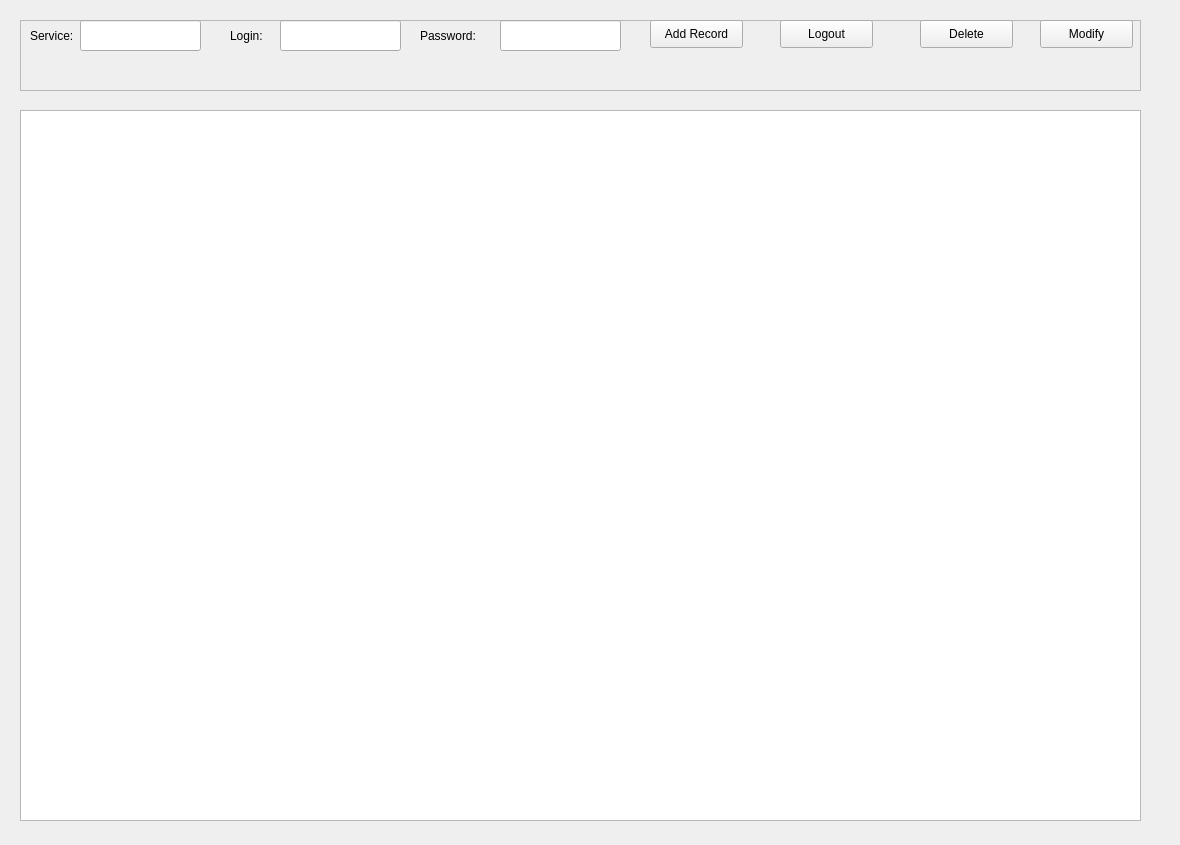
Qt form UI_design/pass_win.ui (XSajmonX/Passwords_Guardian) before a commit.
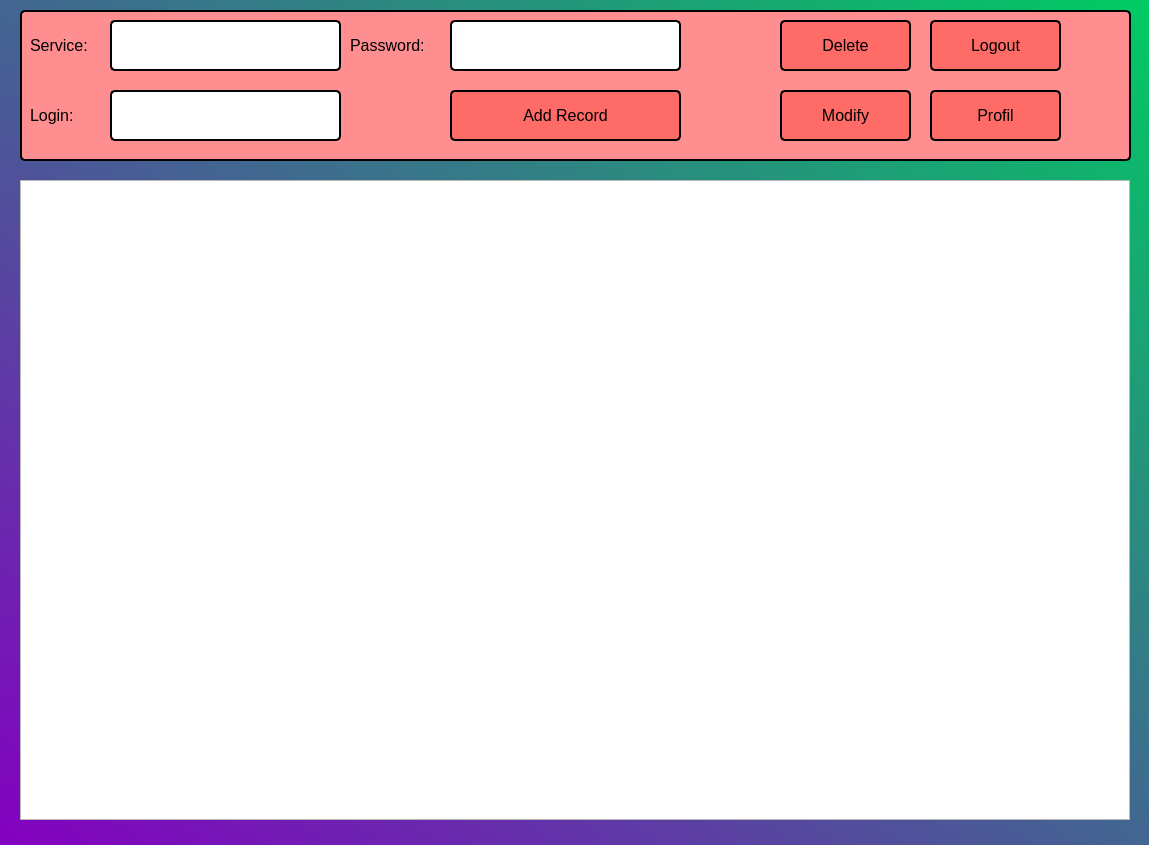
The same form after that commit. Icons and pictures are not drawn.

Patch:
```diff
--- a/UI_design/pass_win.ui
+++ b/UI_design/pass_win.ui
@@ -6,22 +6,58 @@
    <rect>
     <x>0</x>
     <y>0</y>
-    <width>1180</width>
+    <width>1149</width>
     <height>845</height>
    </rect>
   </property>
+  <property name="font">
+   <font>
+    <pointsize>12</pointsize>
+   </font>
+  </property>
   <property name="windowTitle">
-   <string>Dialog</string>
+   <string>Guardian Passwords</string>
+  </property>
+  <property name="windowIcon">
+   <iconset>
+    <normaloff>padlock.ico</normaloff>padlock.ico</iconset>
+  </property>
+  <property name="styleSheet">
+   <string notr="true">QDialog{
+background-color: qlineargradient(spread:pad, x1:0, y1:1, x2:1, y2:0, stop:0 rgba(132, 0, 193, 255), stop:1 rgba(0, 204, 97, 255));
+}</string>
   </property>
   <widget class="QFrame" name="frame">
    <property name="geometry">
     <rect>
      <x>20</x>
-     <y>20</y>
-     <width>1121</width>
-     <height>71</height>
+     <y>10</y>
+     <width>1111</width>
+     <height>151</height>
     </rect>
    </property>
+   <property name="styleSheet">
+    <string notr="true">QFrame#frame{
+	background-color: rgb(255, 142, 144);
+	border: 2px solid black;
+	border-radius: 5px;
+}
+QLineEdit{
+	border: 2px solid black;
+	border-radius: 5px;
+}
+QPushButton:hover{
+	background-color: rgb(206, 34, 34);
+}
+QPushButton:pressed{
+	background-color: rgb(1, 35, 255);
+}
+QPushButton{
+	background-color: rgb(255, 107, 102);
+	border: 2px solid black;
+	border-radius: 5px;
+}</string>
+   </property>
    <property name="frameShape">
     <enum>QFrame::StyledPanel</enum>
    </property>
@@ -32,11 +68,16 @@
     <property name="geometry">
      <rect>
       <x>10</x>
-      <y>0</y>
-      <width>55</width>
+      <y>20</y>
+      <width>81</width>
       <height>31</height>
      </rect>
     </property>
+    <property name="font">
+     <font>
+      <pointsize>12</pointsize>
+     </font>
+    </property>
     <property name="text">
      <string>Service:</string>
     </property>
@@ -44,12 +85,17 @@
    <widget class="QLineEdit" name="new_service">
     <property name="geometry">
      <rect>
-      <x>60</x>
-      <y>0</y>
-      <width>121</width>
-      <height>31</height>
+      <x>90</x>
+      <y>10</y>
+      <width>231</width>
+      <height>51</height>
      </rect>
     </property>
+    <property name="font">
+     <font>
+      <pointsize>12</pointsize>
+     </font>
+    </property>
     <property name="alignment">
      <set>Qt::AlignCenter</set>
     </property>
@@ -57,12 +103,17 @@
    <widget class="QLabel" name="label_2l">
     <property name="geometry">
      <rect>
-      <x>210</x>
-      <y>0</y>
-      <width>71</width>
+      <x>10</x>
+      <y>90</y>
+      <width>61</width>
       <height>31</height>
      </rect>
     </property>
+    <property name="font">
+     <font>
+      <pointsize>12</pointsize>
+     </font>
+    </property>
     <property name="text">
      <string>Login:</string>
     </property>
@@ -70,12 +121,17 @@
    <widget class="QLineEdit" name="new_login">
     <property name="geometry">
      <rect>
-      <x>260</x>
-      <y>0</y>
-      <width>121</width>
-      <height>31</height>
+      <x>90</x>
+      <y>80</y>
+      <width>231</width>
+      <height>51</height>
      </rect>
     </property>
+    <property name="font">
+     <font>
+      <pointsize>12</pointsize>
+     </font>
+    </property>
     <property name="alignment">
      <set>Qt::AlignCenter</set>
     </property>
@@ -83,12 +139,17 @@
    <widget class="QLabel" name="label_3p">
     <property name="geometry">
      <rect>
-      <x>400</x>
-      <y>0</y>
-      <width>91</width>
+      <x>330</x>
+      <y>20</y>
+      <width>101</width>
       <height>31</height>
      </rect>
     </property>
+    <property name="font">
+     <font>
+      <pointsize>12</pointsize>
+     </font>
+    </property>
     <property name="text">
      <string>Password:</string>
     </property>
@@ -96,12 +157,17 @@
    <widget class="QLineEdit" name="new_pass">
     <property name="geometry">
      <rect>
-      <x>480</x>
-      <y>0</y>
-      <width>121</width>
-      <height>31</height>
+      <x>430</x>
+      <y>10</y>
+      <width>231</width>
+      <height>51</height>
      </rect>
     </property>
+    <property name="font">
+     <font>
+      <pointsize>12</pointsize>
+     </font>
+    </property>
     <property name="echoMode">
      <enum>QLineEdit::Password</enum>
     </property>
@@ -112,12 +178,17 @@
    <widget class="QPushButton" name="add_record">
     <property name="geometry">
      <rect>
-      <x>630</x>
-      <y>0</y>
-      <width>93</width>
-      <height>28</height>
+      <x>430</x>
+      <y>80</y>
+      <width>231</width>
+      <height>51</height>
      </rect>
     </property>
+    <property name="font">
+     <font>
+      <pointsize>12</pointsize>
+     </font>
+    </property>
     <property name="text">
      <string>Add Record</string>
     </property>
@@ -131,12 +202,17 @@
    <widget class="QPushButton" name="logout">
     <property name="geometry">
      <rect>
-      <x>760</x>
-      <y>0</y>
-      <width>93</width>
-      <height>28</height>
+      <x>910</x>
+      <y>10</y>
+      <width>131</width>
+      <height>51</height>
      </rect>
     </property>
+    <property name="font">
+     <font>
+      <pointsize>12</pointsize>
+     </font>
+    </property>
     <property name="text">
      <string>Logout</string>
     </property>
@@ -147,12 +223,17 @@
    <widget class="QPushButton" name="Delete">
     <property name="geometry">
      <rect>
-      <x>900</x>
-      <y>0</y>
-      <width>93</width>
-      <height>28</height>
+      <x>760</x>
+      <y>10</y>
+      <width>131</width>
+      <height>51</height>
      </rect>
     </property>
+    <property name="font">
+     <font>
+      <pointsize>12</pointsize>
+     </font>
+    </property>
     <property name="text">
      <string>Delete</string>
     </property>
@@ -163,12 +244,17 @@
    <widget class="QPushButton" name="modify">
     <property name="geometry">
      <rect>
-      <x>1020</x>
-      <y>0</y>
-      <width>93</width>
-      <height>28</height>
+      <x>760</x>
+      <y>80</y>
+      <width>131</width>
+      <height>51</height>
      </rect>
     </property>
+    <property name="font">
+     <font>
+      <pointsize>12</pointsize>
+     </font>
+    </property>
     <property name="text">
      <string>Modify</string>
     </property>
@@ -176,14 +262,32 @@
      <bool>false</bool>
     </property>
    </widget>
+   <widget class="QPushButton" name="profil">
+    <property name="geometry">
+     <rect>
+      <x>910</x>
+      <y>80</y>
+      <width>131</width>
+      <height>51</height>
+     </rect>
+    </property>
+    <property name="font">
+     <font>
+      <pointsize>12</pointsize>
+     </font>
+    </property>
+    <property name="text">
+     <string>Profil</string>
+    </property>
+   </widget>
   </widget>
   <widget class="QTableWidget" name="tableWidget">
    <property name="geometry">
     <rect>
      <x>20</x>
-     <y>110</y>
-     <width>1121</width>
-     <height>711</height>
+     <y>180</y>
+     <width>1110</width>
+     <height>640</height>
     </rect>
    </property>
   </widget>
```
Left out of the diff: 2 changed lines with no effect on the pictures.
